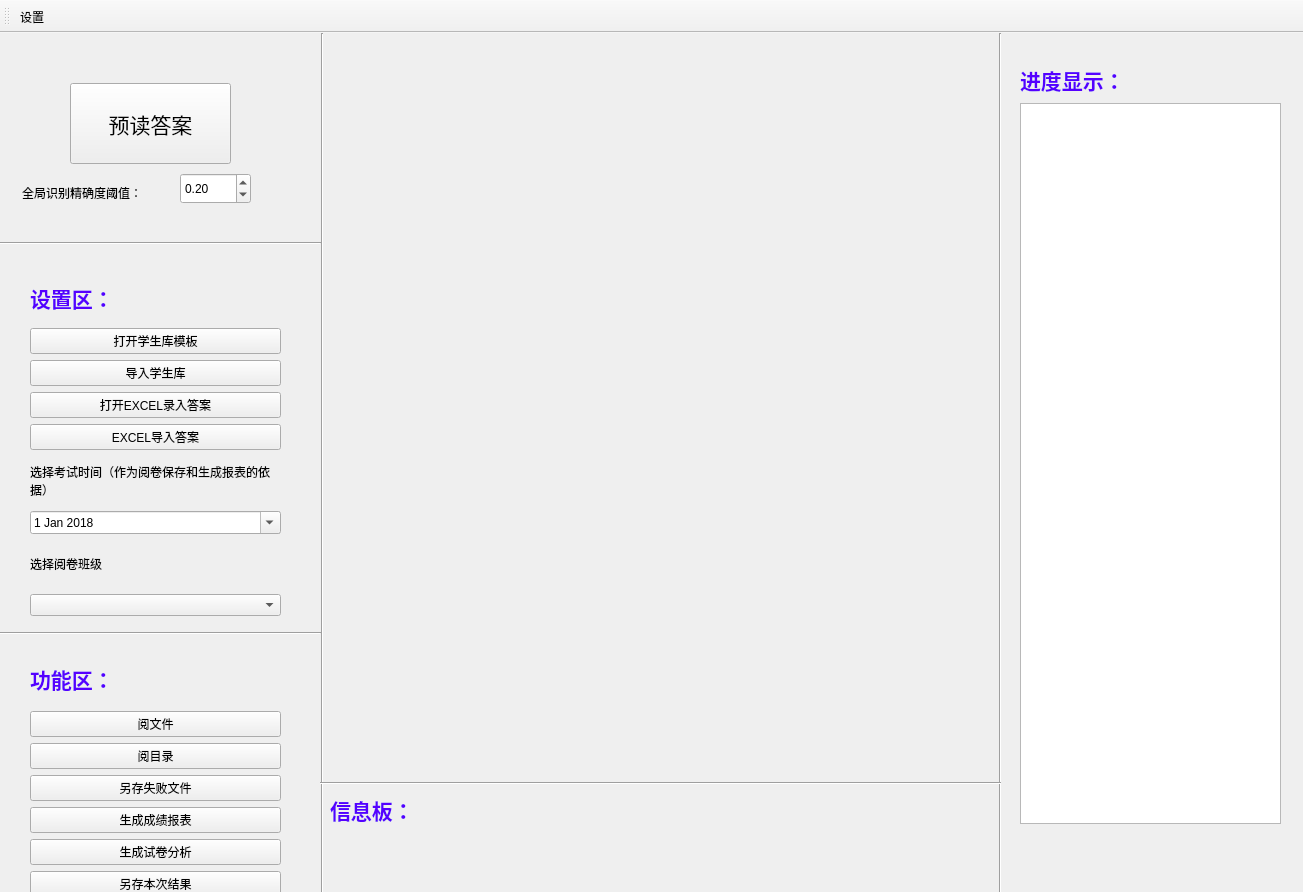
r53127/MyScan, file PicMainWindow.ui: the form before one commit.
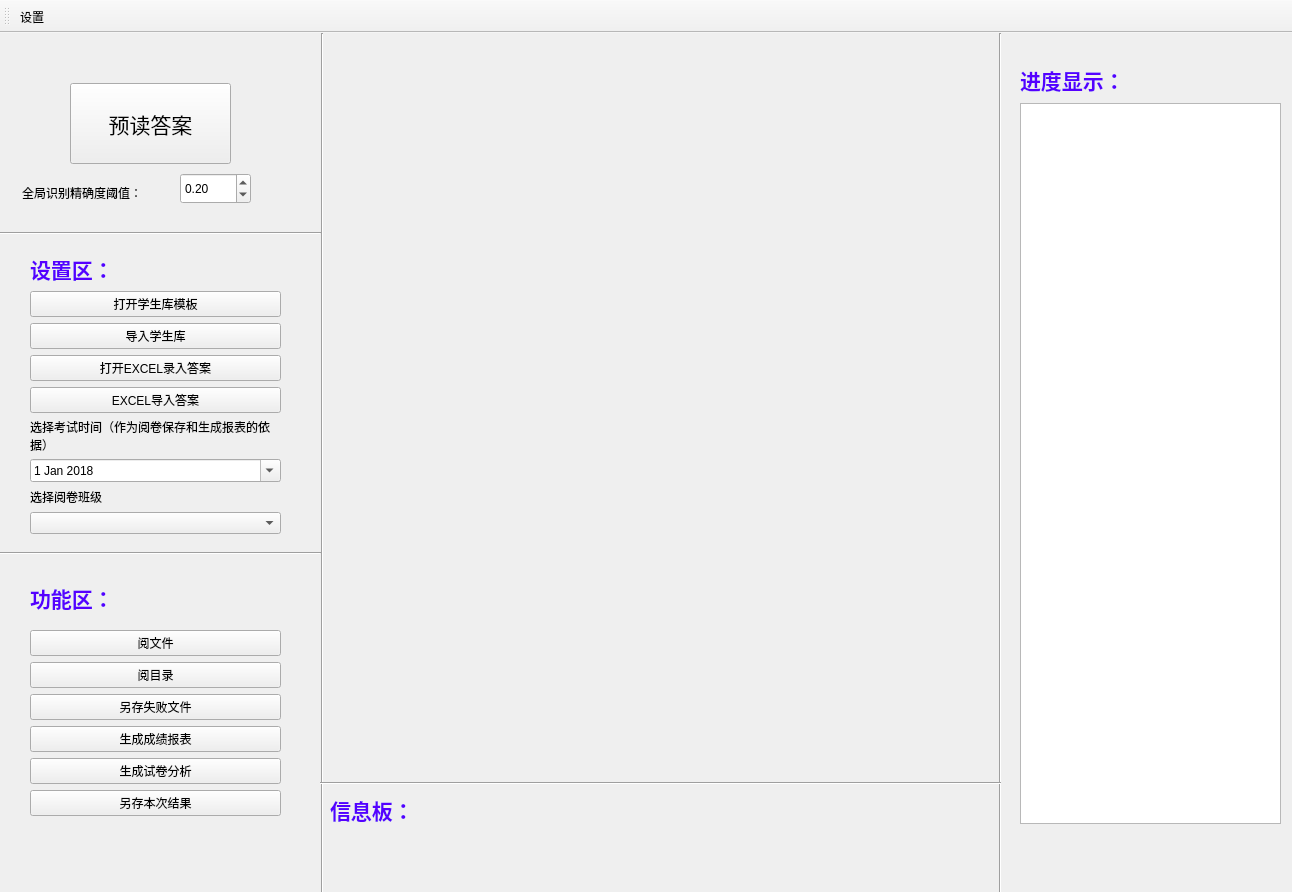
The form after the commit. Icons and pictures are not drawn.

What changed in the file:
```diff
--- a/PicMainWindow.ui
+++ b/PicMainWindow.ui
@@ -6,7 +6,7 @@
    <rect>
     <x>0</x>
     <y>0</y>
-    <width>1303</width>
+    <width>1292</width>
     <height>892</height>
    </rect>
   </property>
@@ -40,7 +40,7 @@
     <property name="geometry">
      <rect>
       <x>0</x>
-      <y>200</y>
+      <y>190</y>
       <width>321</width>
       <height>20</height>
      </rect>
@@ -53,7 +53,7 @@
     <property name="geometry">
      <rect>
       <x>0</x>
-      <y>590</y>
+      <y>510</y>
       <width>321</width>
       <height>20</height>
      </rect>
@@ -213,7 +213,7 @@
     <property name="geometry">
      <rect>
       <x>30</x>
-      <y>621</y>
+      <y>540</y>
       <width>251</width>
       <height>243</height>
      </rect>
@@ -274,9 +274,9 @@
     <property name="geometry">
      <rect>
       <x>30</x>
-      <y>241</y>
+      <y>220</y>
       <width>251</width>
-      <height>342</height>
+      <height>281</height>
      </rect>
     </property>
     <layout class="QVBoxLayout" name="verticalLayout">
```
